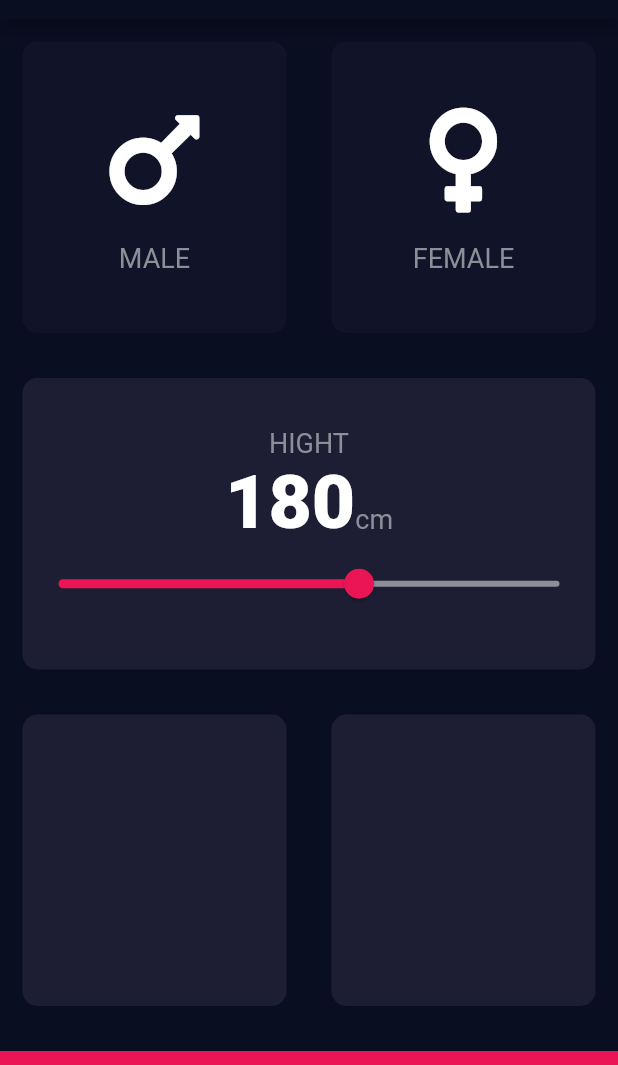
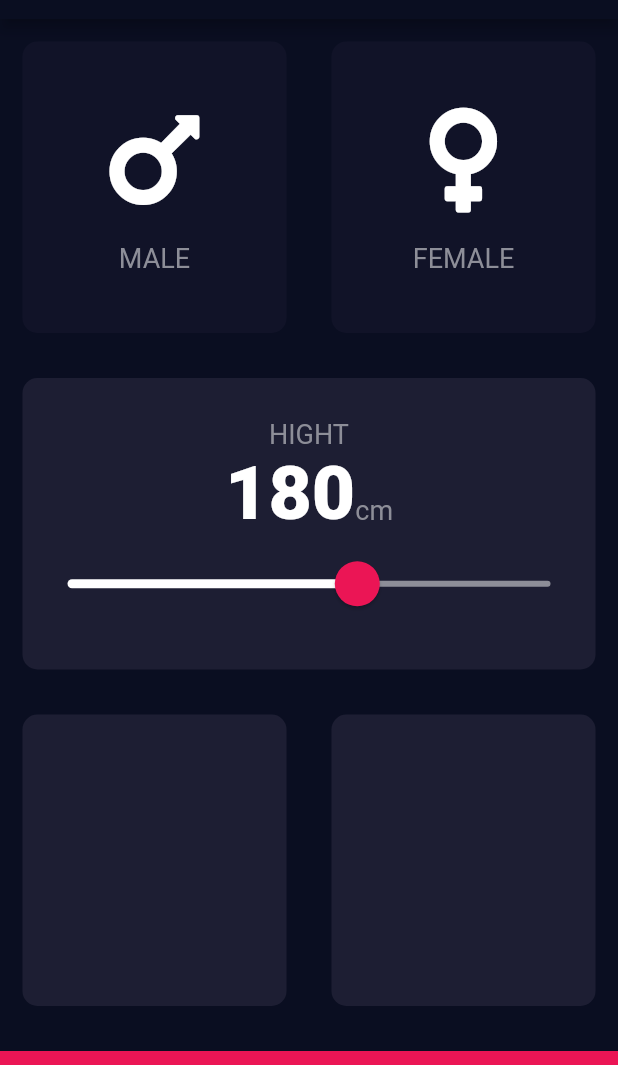
Before and after one commit to Vireakdara/bmi-calculator-flutter, a Flutter app: the screen it shows after launch, on a phone screen of 412 x 824 dp, the part 65-1130 px from its top. Run offline on Flutter 3.47's test engine with Material 2 defaults, Android fonts, the phone set to English and light mode, and no system bars; our stand-ins replace font_awesome_flutter.

Commit message:
up-to-date

```diff
--- a/lib/input_page.dart
+++ b/lib/input_page.dart
@@ -16,9 +16,6 @@ class InputPage extends StatefulWidget {
 }
 
 class _InputPageState extends State<InputPage> {
-  // Color maleCardColour = inactiveCardColour;
-  // Color femaleCardColour = inactiveCardColour;
-
   Gender selectedGender;
   int height = 180;
 
@@ -96,18 +93,29 @@ class _InputPageState extends State<InputPage> {
                             )
                           ],
                         ),
-                        Slider(
+                        SliderTheme(
+                          data: SliderTheme.of(context).copyWith(
+                              inactiveTrackColor: Color(0xFF8D8E98),
+                              activeTrackColor: Colors.white,
+                              thumbColor: Color(0xFFEB1555),
+                              overlayColor: Color(0x29EB1555),
+                              thumbShape: RoundSliderThumbShape(
+                                  enabledThumbRadius: 15.0),
+                              overlayShape:
+                                  RoundSliderOverlayShape(overlayRadius: 30.0)),
+                          child: Slider(
                             max: 220,
                             min: 120,
                             value: height.toDouble(),
-                          activeColor: Color(0xFFEB1555),
-                          inactiveColor: Color(0xFF8D8E98),
+                            // activeColor: Color(0xFFEB1555),
+
                             onChanged: (double newValue) {
                               setState(() {
                                 height = newValue.round();
                                 print(height);
                               });
                             },
+                          ),
                         ),
                       ],
                     ),
```
Lines whose indentation alone changed are shown as unchanged.
